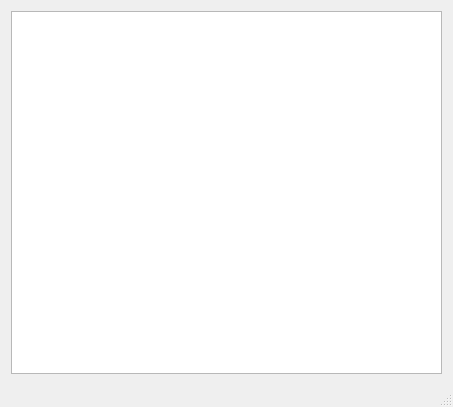
The window that mainwindow.ui (MangoCats/gomer) describes before a commit, drawn with Qt 5.
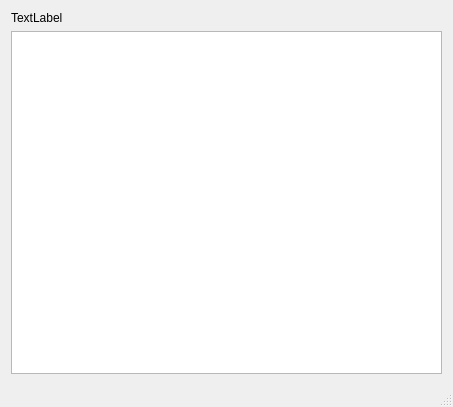
The same window after the commit.

Patch:
```diff
--- a/mainwindow.ui
+++ b/mainwindow.ui
@@ -15,7 +15,7 @@
   </property>
   <widget class="QWidget" name="centralWidget">
    <layout class="QGridLayout" name="gridLayout">
-    <item row="0" column="0">
+    <item row="1" column="0">
      <widget class="QGraphicsView" name="boardView">
       <property name="sceneRect">
        <rectf>
@@ -27,6 +27,13 @@
       </property>
      </widget>
     </item>
+    <item row="0" column="0">
+     <widget class="QLabel" name="stateLabel">
+      <property name="text">
+       <string>TextLabel</string>
+      </property>
+     </widget>
+    </item>
    </layout>
   </widget>
   <widget class="QMenuBar" name="menuBar">
```
